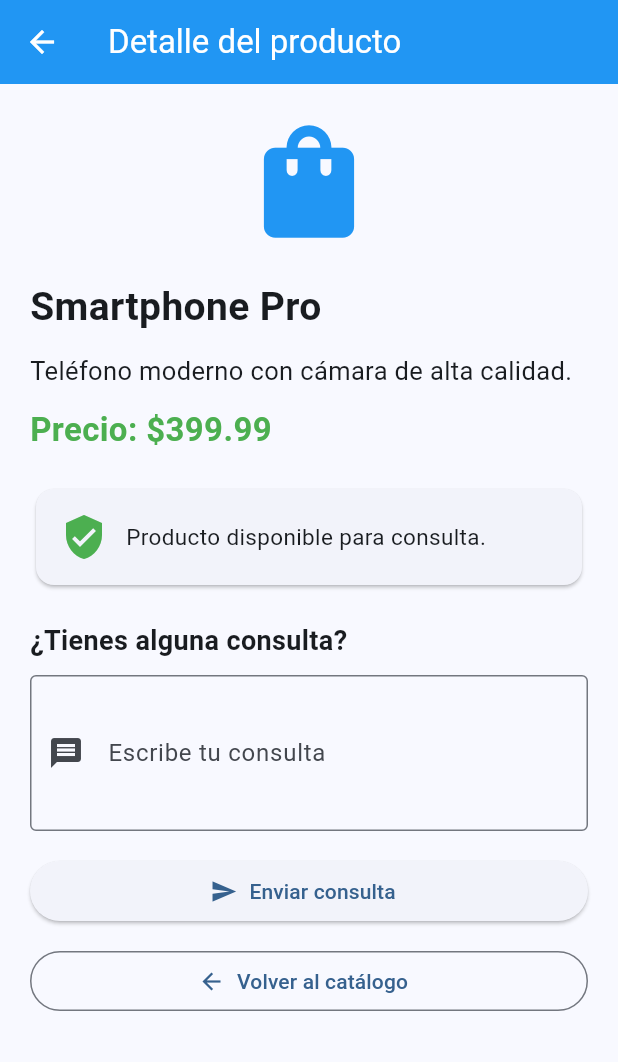
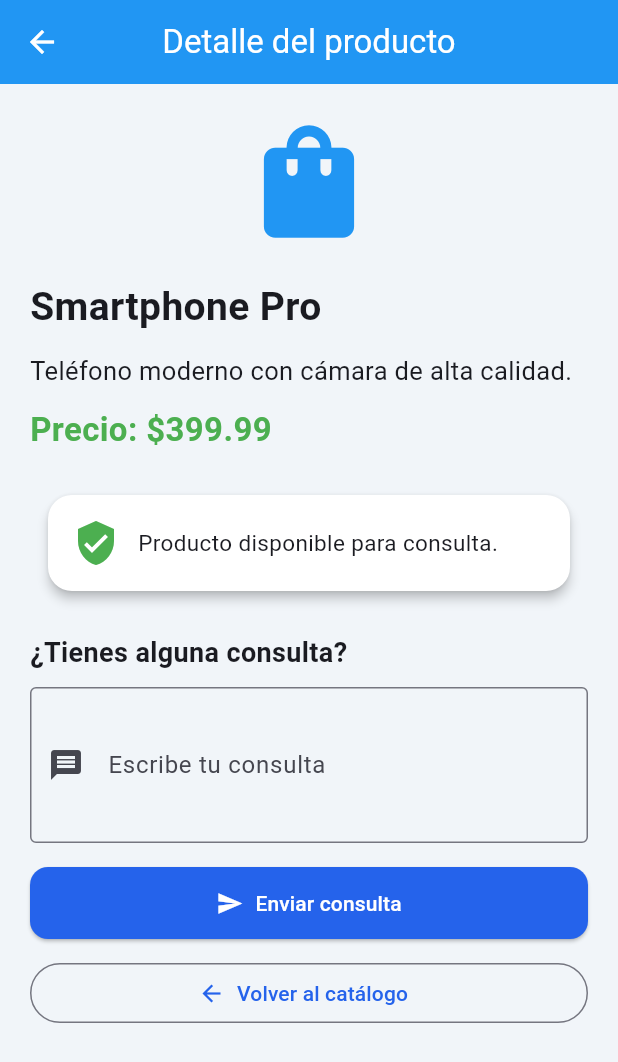
Before and after one commit to ajtorres-creator/APP_FLUTTER, a Flutter app: the screen it shows after launch, after a tap on "Ver detalles", on a phone screen of 412 x 824 dp. Shown: the top 1062 px of the screen. Run offline on Flutter 3.47's test engine with Material 3 defaults, Android fonts, the phone set to English and light mode, and no system bars.

Commit message:
Renovar identidad visual de la aplicación NexTech

```diff
--- a/lib/main.dart
+++ b/lib/main.dart
@@ -11,12 +11,47 @@ class CatTechApp extends StatelessWidget {
 
   @override
   Widget build(BuildContext context) {
+    const azulPrincipal = Color(0xFF2563EB);
+    const azulOscuro = Color(0xFF101827);
+    const celeste = Color(0xFF22D3EE);
+    const fondo = Color(0xFFF1F5F9);
+
     return MaterialApp(
       debugShowCheckedModeBanner: false,
-      title: 'Catálogo Tech',
+      title: 'NexTech',
       theme: ThemeData(
-        colorScheme: ColorScheme.fromSeed(seedColor: Colors.blue),
         useMaterial3: true,
+        scaffoldBackgroundColor: fondo,
+        colorScheme: ColorScheme.fromSeed(
+          seedColor: azulPrincipal,
+          primary: azulPrincipal,
+          secondary: celeste,
+          surface: Colors.white,
+        ),
+        appBarTheme: const AppBarTheme(
+          backgroundColor: azulOscuro,
+          foregroundColor: Colors.white,
+          centerTitle: true,
+          elevation: 0,
+        ),
+        elevatedButtonTheme: ElevatedButtonThemeData(
+          style: ElevatedButton.styleFrom(
+            backgroundColor: azulPrincipal,
+            foregroundColor: Colors.white,
+            padding: const EdgeInsets.symmetric(horizontal: 20, vertical: 14),
+            shape: RoundedRectangleBorder(
+              borderRadius: BorderRadius.circular(12),
+            ),
+          ),
+        ),
+        cardTheme: CardThemeData(
+          color: Colors.white,
+          elevation: 3,
+          margin: const EdgeInsets.symmetric(horizontal: 12, vertical: 8),
+          shape: RoundedRectangleBorder(
+            borderRadius: BorderRadius.circular(16),
+          ),
+        ),
       ),
       home: const HomeScreen(),
     );
--- a/lib/screens/home_screen.dart
+++ b/lib/screens/home_screen.dart
@@ -9,44 +9,97 @@ class HomeScreen extends StatelessWidget {
   Widget build(BuildContext context) {
     return Scaffold(
       appBar: AppBar(
-        title: const Text('Catálogo Tech'),
-        backgroundColor: Colors.blue,
-        foregroundColor: Colors.white,
+        title: const Text(
+          'NexTech',
+          style: TextStyle(fontWeight: FontWeight.bold, letterSpacing: 1),
+        ),
+        actions: [
+          IconButton(
+            onPressed: () {},
+            icon: const Icon(Icons.shopping_bag_outlined),
+          ),
+        ],
       ),
       body: SingleChildScrollView(
         padding: const EdgeInsets.all(16),
         child: Column(
           crossAxisAlignment: CrossAxisAlignment.start,
           children: [
-            const Text(
-              'Bienvenido a Catálogo Tech',
-              style: TextStyle(fontSize: 24, fontWeight: FontWeight.bold),
+            Container(
+              width: double.infinity,
+              padding: const EdgeInsets.all(22),
+              decoration: BoxDecoration(
+                gradient: const LinearGradient(
+                  colors: [Color(0xFF101827), Color(0xFF2563EB)],
+                  begin: Alignment.topLeft,
+                  end: Alignment.bottomRight,
+                ),
+                borderRadius: BorderRadius.circular(20),
+              ),
+              child: const Column(
+                crossAxisAlignment: CrossAxisAlignment.start,
+                children: [
+                  Text(
+                    'Tecnología que conecta contigo',
+                    style: TextStyle(
+                      color: Color(0xFF22D3EE),
+                      fontSize: 14,
+                      fontWeight: FontWeight.bold,
+                    ),
+                  ),
+                  SizedBox(height: 12),
+                  Text(
+                    'Bienvenido a NexTech',
+                    style: TextStyle(
+                      color: Colors.white,
+                      fontSize: 25,
+                      fontWeight: FontWeight.bold,
+                    ),
+                  ),
+                  SizedBox(height: 8),
+                  Text(
+                    'Descubre productos tecnológicos para tu día a día.',
+                    style: TextStyle(color: Colors.white, fontSize: 15),
+                  ),
+                ],
+              ),
             ),
-            const SizedBox(height: 8),
-            const Text(
-              'Descubre nuestros productos tecnológicos.',
-              style: TextStyle(fontSize: 16),
-            ),
-            const SizedBox(height: 20),
+
+            const SizedBox(height: 25),
 
             const Text(
               'Categorías destacadas',
-              style: TextStyle(fontSize: 20, fontWeight: FontWeight.bold),
+              style: TextStyle(
+                fontSize: 20,
+                fontWeight: FontWeight.bold,
+                color: Color(0xFF101827),
+              ),
             ),
 
             const SizedBox(height: 12),
 
-            Wrap(
+            const Wrap(
               spacing: 8,
               runSpacing: 8,
-              children: const [
+              children: [
                 Chip(avatar: Icon(Icons.smartphone), label: Text('Teléfonos')),
                 Chip(avatar: Icon(Icons.laptop), label: Text('Computadoras')),
                 Chip(avatar: Icon(Icons.headphones), label: Text('Accesorios')),
               ],
             ),
 
-            const SizedBox(height: 20),
+            const SizedBox(height: 25),
+
+            const Text(
+              'Nuestros productos',
+              style: TextStyle(
+                fontSize: 20,
+                fontWeight: FontWeight.bold,
+                color: Color(0xFF101827),
+              ),
+            ),
+
+            const SizedBox(height: 12),
 
             ProductCard(
               title: 'Smartphone Pro',
@@ -54,12 +107,14 @@ class HomeScreen extends StatelessWidget {
               price: '\$399.99',
               icon: Icons.smartphone,
             ),
+
             ProductCard(
               title: 'Laptop Ultra',
               description: 'Equipo ideal para estudiar y trabajar.',
               price: '\$799.99',
               icon: Icons.laptop,
             ),
+
             ProductCard(
               title: 'Auriculares Bluetooth',
               description: 'Escucha tu música con comodidad.',
```
Also changed, not shown: 1 other file.
